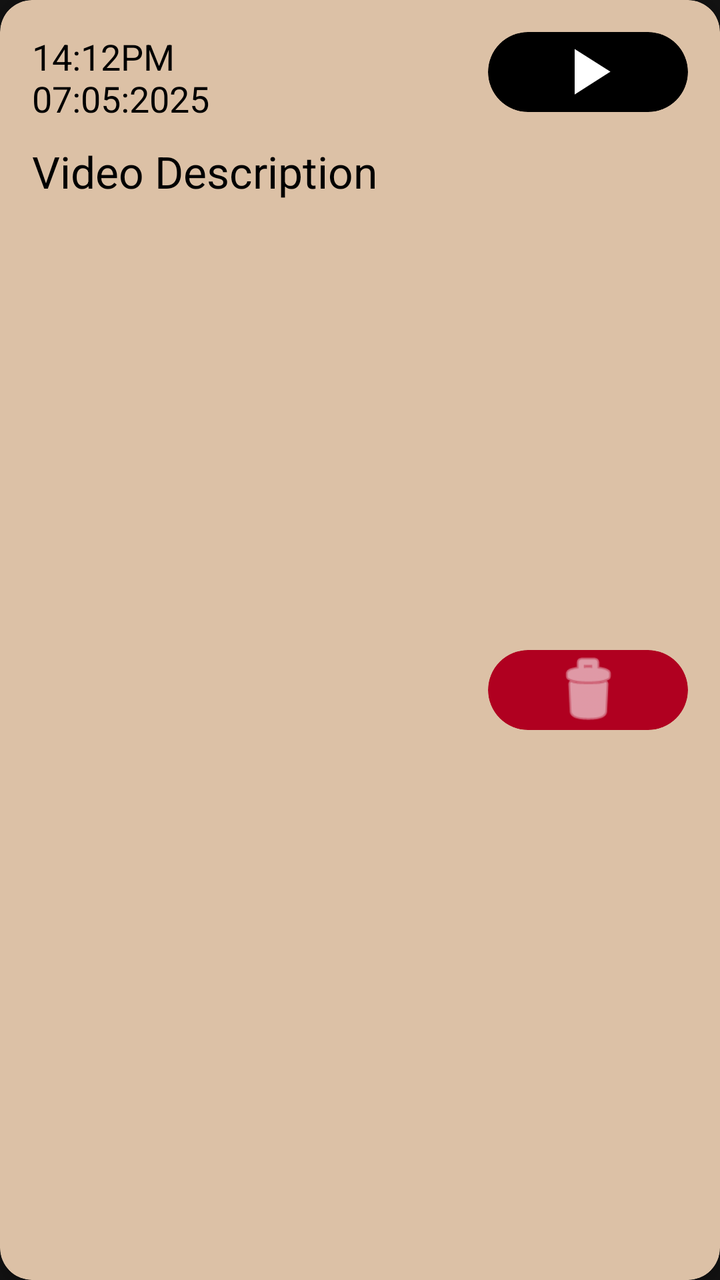
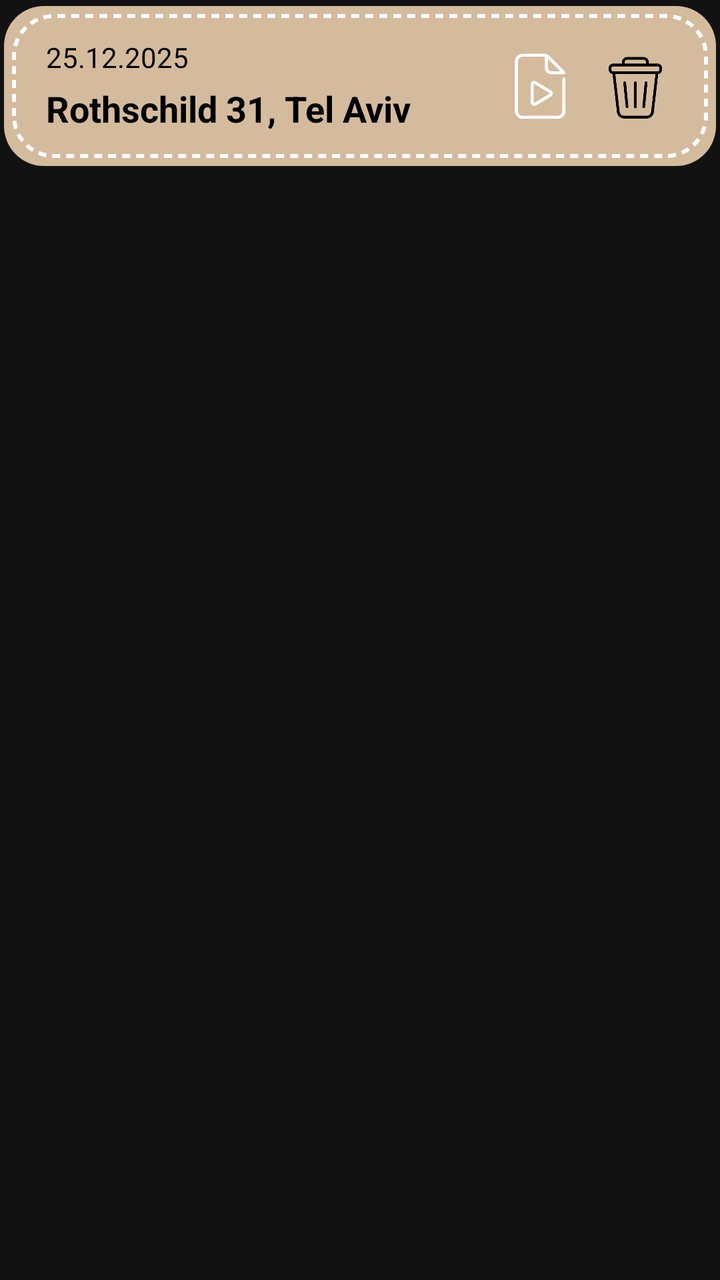

Screens rendered from an Android XML layout before and after an edit, with the pre-edit source and the edit as a unified diff.
<!-- AndroidManifest.xml: application theme Theme.SafeHer -->
<!-- res/layout/item_video.xml -->
<?xml version="1.0" encoding="utf-8"?>
<androidx.cardview.widget.CardView xmlns:android="http://schemas.android.com/apk/res/android"
    xmlns:tools="http://schemas.android.com/tools"
    android:layout_width="match_parent"
    android:layout_height="wrap_content"
    xmlns:app="http://schemas.android.com/apk/res-auto"
    android:layout_margin="8dp"
    app:cardBackgroundColor="#DCC1A6"
    app:cardCornerRadius="16dp"
    app:cardElevation="4dp">

    <androidx.constraintlayout.widget.ConstraintLayout
        android:layout_width="match_parent"
        android:layout_height="match_parent"
        android:padding="16dp">

        <TextView
            android:id="@+id/dateText"
            android:layout_width="113dp"
            android:layout_height="47dp"
            android:text="14:12PM  07:05:2025"
            android:textColor="#000000"
            android:textSize="18sp"
            app:layout_constraintStart_toStartOf="parent"
            app:layout_constraintTop_toTopOf="parent" />

        <TextView
            android:id="@+id/addressText"
            android:layout_width="230dp"
            android:layout_height="39dp"
            android:layout_marginTop="8dp"
            android:text="Video Description"
            android:textColor="#000000"
            android:textSize="22sp"
            app:layout_constraintStart_toStartOf="parent"
            app:layout_constraintTop_toBottomOf="@id/dateText" />

        <androidx.cardview.widget.CardView
            android:id="@+id/playButtonCard"
            android:layout_width="100dp"
            android:layout_height="40dp"
            app:cardBackgroundColor="#000000"
            app:cardCornerRadius="20dp"
            app:cardElevation="0dp"
            app:layout_constraintEnd_toEndOf="parent"
            app:layout_constraintTop_toTopOf="parent">

            <ImageView
                android:id="@+id/play_btn"
                android:layout_width="43dp"
                android:layout_height="39dp"
                android:layout_gravity="center"
                android:src="@drawable/ic_play"
                app:tint="#FFFFFF" />
        </androidx.cardview.widget.CardView>

        <androidx.cardview.widget.CardView
            android:id="@+id/deleteButtonCard"
            android:layout_width="100dp"
            android:layout_height="40dp"
            android:layout_marginTop="10dp"
            app:cardBackgroundColor="#B00020"
            app:cardCornerRadius="20dp"
            app:cardElevation="0dp"
            app:layout_constraintBottom_toBottomOf="parent"
            app:layout_constraintEnd_toEndOf="parent"
            app:layout_constraintTop_toBottomOf="@id/playButtonCard">

            <ImageView
                android:id="@+id/delete_btn"
                android:layout_width="match_parent"
                android:layout_height="match_parent"
                android:layout_gravity="center"
                android:src="@android:drawable/ic_menu_delete"
                app:tint="#FFFFFF" />
        </androidx.cardview.widget.CardView>
    </androidx.constraintlayout.widget.ConstraintLayout>
</androidx.cardview.widget.CardView>
<!-- resources referenced by this layout -->
<resources>
  <!-- drawable ic_play (drawable) -->
  <vector xmlns:android="http://schemas.android.com/apk/res/android"
      android:width="24dp"
      android:height="24dp"
      android:viewportWidth="24"
      android:viewportHeight="24">
      <path
          android:fillColor="#FFFFFF"
          android:pathData="M8,5v14l11,-7z"/>
  </vector>
  <style name="Theme.SafeHer" parent="Base.Theme.SafeHer" />
  <style name="Base.Theme.SafeHer" parent="Theme.MaterialComponents.NoActionBar">
          
          
      </style>
</resources>

<!-- the commit's change to res/layout/item_video.xml (unified diff, before → after) -->
@@ -1,78 +1,80 @@
 <?xml version="1.0" encoding="utf-8"?>
-<androidx.cardview.widget.CardView xmlns:android="http://schemas.android.com/apk/res/android"
-    xmlns:tools="http://schemas.android.com/tools"
+<androidx.cardview.widget.CardView
+    xmlns:android="http://schemas.android.com/apk/res/android"
+    xmlns:app="http://schemas.android.com/apk/res-auto"
     android:layout_width="match_parent"
     android:layout_height="wrap_content"
-    xmlns:app="http://schemas.android.com/apk/res-auto"
     android:layout_margin="8dp"
-    app:cardBackgroundColor="#DCC1A6"
-    app:cardCornerRadius="16dp"
-    app:cardElevation="4dp">
+    app:cardUseCompatPadding="true"
+    app:cardPreventCornerOverlap="false"
+    app:cardBackgroundColor="@android:color/transparent"
+    app:cardElevation="0dp">
 
     <androidx.constraintlayout.widget.ConstraintLayout
         android:layout_width="match_parent"
-        android:layout_height="match_parent"
+        android:layout_height="wrap_content"
+        android:background="@drawable/dashed_item_background"
         android:padding="16dp">
 
         <TextView
             android:id="@+id/dateText"
-            android:layout_width="113dp"
-            android:layout_height="47dp"
-            android:text="14:12PM  07:05:2025"
-            android:textColor="#000000"
-            android:textSize="18sp"
+            android:layout_width="wrap_content"
+            android:layout_height="wrap_content"
+            android:text="25.12.2025"
+            android:textColor="#000"
+            android:textSize="14sp"
+            android:layout_marginLeft="5dp"
             app:layout_constraintStart_toStartOf="parent"
             app:layout_constraintTop_toTopOf="parent" />
 
         <TextView
             android:id="@+id/addressText"
-            android:layout_width="230dp"
-            android:layout_height="39dp"
-            android:layout_marginTop="8dp"
-            android:text="Video Description"
-            android:textColor="#000000"
-            android:textSize="22sp"
-            app:layout_constraintStart_toStartOf="parent"
-            app:layout_constraintTop_toBottomOf="@id/dateText" />
+            android:layout_width="0dp"
+            android:layout_height="wrap_content"
+            android:layout_marginTop="4dp"
+            android:text="Rothschild 31, Tel Aviv"
+            android:textColor="#000"
+            android:textSize="18sp"
+            android:textStyle="bold"
+            app:layout_constraintStart_toStartOf="@id/dateText"
+            app:layout_constraintTop_toBottomOf="@id/dateText"
+            app:layout_constraintEnd_toStartOf="@+id/playButtonCard"
+            app:layout_constraintHorizontal_chainStyle="packed"/>
 
         <androidx.cardview.widget.CardView
             android:id="@+id/playButtonCard"
-            android:layout_width="100dp"
-            android:layout_height="40dp"
-            app:cardBackgroundColor="#000000"
-            app:cardCornerRadius="20dp"
+            android:layout_width="48dp"
+            android:layout_height="48dp"
+            android:backgroundTint="@color/transparent"
             app:cardElevation="0dp"
-            app:layout_constraintEnd_toEndOf="parent"
-            app:layout_constraintTop_toTopOf="parent">
+            app:layout_constraintTop_toTopOf="parent"
+            app:layout_constraintEnd_toStartOf="@id/deleteButtonCard"
+            app:layout_constraintHorizontal_chainStyle="spread_inside">
 
             <ImageView
-                android:id="@+id/play_btn"
-                android:layout_width="43dp"
-                android:layout_height="39dp"
+                android:layout_width="34dp"
+                android:layout_height="34dp"
                 android:layout_gravity="center"
-                android:src="@drawable/ic_play"
-                app:tint="#FFFFFF" />
+                android:src="@drawable/ic_file_play"
+                app:tint="#FFF" />
         </androidx.cardview.widget.CardView>
 
         <androidx.cardview.widget.CardView
             android:id="@+id/deleteButtonCard"
-            android:layout_width="100dp"
-            android:layout_height="40dp"
-            android:layout_marginTop="10dp"
-            app:cardBackgroundColor="#B00020"
-            app:cardCornerRadius="20dp"
+            android:layout_width="48dp"
+            android:layout_height="48dp"
             app:cardElevation="0dp"
-            app:layout_constraintBottom_toBottomOf="parent"
-            app:layout_constraintEnd_toEndOf="parent"
-            app:layout_constraintTop_toBottomOf="@id/playButtonCard">
+            android:backgroundTint="@color/transparent"
+            app:layout_constraintTop_toTopOf="parent"
+            app:layout_constraintEnd_toEndOf="parent">
 
             <ImageView
-                android:id="@+id/delete_btn"
-                android:layout_width="match_parent"
-                android:layout_height="match_parent"
+                android:layout_width="35dp"
+                android:layout_height="35dp"
                 android:layout_gravity="center"
-                android:src="@android:drawable/ic_menu_delete"
-                app:tint="#FFFFFF" />
+                android:src="@drawable/ic_trash"
+                app:tint="@color/black" />
         </androidx.cardview.widget.CardView>
+
     </androidx.constraintlayout.widget.ConstraintLayout>
 </androidx.cardview.widget.CardView>
<!-- resource entries referenced after the edit -->
@@ -1,16 +1,39 @@
 <!-- resources referenced by this layout -->
 <resources>
-  <!-- drawable ic_play (drawable) -->
-  <vector xmlns:android="http://schemas.android.com/apk/res/android"
-      android:width="24dp"
-      android:height="24dp"
-      android:viewportWidth="24"
-      android:viewportHeight="24">
-      <path
-          android:fillColor="#FFFFFF"
-          android:pathData="M8,5v14l11,-7z"/>
-  </vector>
+  <color name="black">#FF000000</color>
+  <color name="transparent">#00000000</color>
+  <!-- drawable dashed_item_background (drawable) -->
+  <?xml version="1.0" encoding="utf-8"?>
+  <layer-list xmlns:android="http://schemas.android.com/apk/res/android">
+  
+      <item>
+          <shape>
+              <solid android:color="@color/button_gold" />
+              <corners android:radius="20dp" />
+          </shape>
+      </item>
+  
+      <item
+          android:left="4dp"
+          android:top="4dp"
+          android:right="4dp"
+          android:bottom="4dp">
+          <shape>
+              <solid android:color="@android:color/transparent"/>
+              <stroke
+                  android:width="2dp"
+                  android:color="#FFFFFF"
+                  android:dashWidth="4dp"
+                  android:dashGap="3dp" />
+              <corners android:radius="20dp"/>
+          </shape>
+      </item>
+  
+  </layer-list>
+  <!-- drawable ic_file_play: png bitmap (drawable, 31506 bytes) -->
+  <!-- drawable ic_trash: png bitmap (drawable, 34046 bytes) -->
   <style name="Theme.SafeHer" parent="Base.Theme.SafeHer" />
+  <color name="button_gold">#d4bb9e</color>
   <style name="Base.Theme.SafeHer" parent="Theme.MaterialComponents.NoActionBar">
           
           
